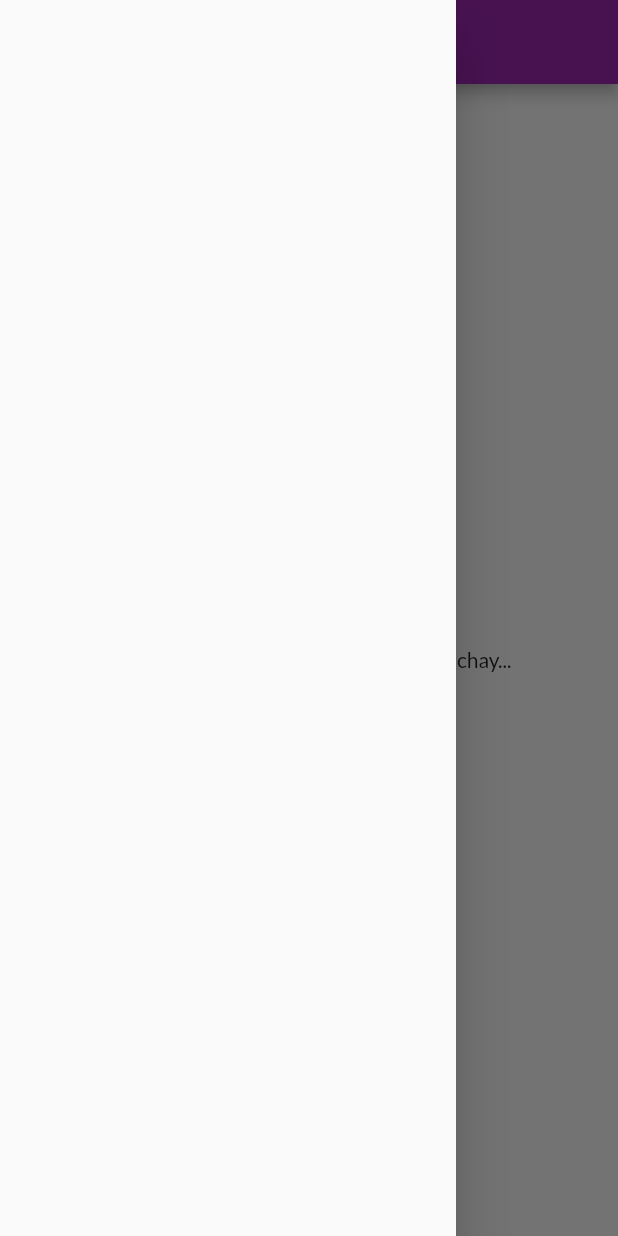
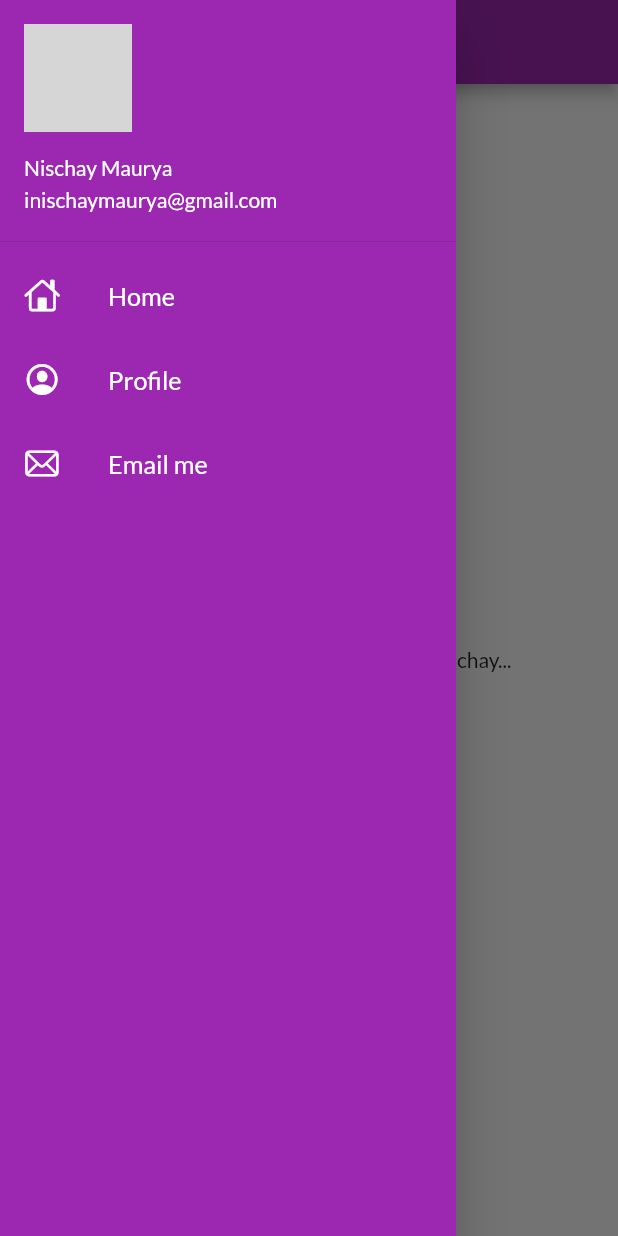
Before and after one commit to inischay/Flutter, a Flutter app: the HomePage screen opened by its route, with the side drawer open, on a phone screen of 412 x 824 dp. Run offline on Flutter 3.47's test engine with Material 2 defaults, Android fonts, the phone set to English and light mode, and no system bars; our stand-ins replace google_fonts; network calls fail; grey boxes are pictures that could not be loaded.

Commit message:
day8 completed

```diff
--- a/lib/main.dart
+++ b/lib/main.dart
@@ -19,7 +19,7 @@ class Myapp extends StatelessWidget {
       primarySwatch: Colors.purple,
       fontFamily: GoogleFonts.lato().fontFamily,
       ),
-    // debugShowCheckedModeBanner: false, //for debug banner...
+    debugShowCheckedModeBanner: false, //for debug banner...
       darkTheme: ThemeData(
         brightness: Brightness.dark,
       ),
--- a/lib/pages/home_page.dart
+++ b/lib/pages/home_page.dart
@@ -1,4 +1,6 @@
 import 'package:flutter/material.dart';
+
+import '../widgets/drawer.dart';
 
 class HomePage extends StatelessWidget {
   const HomePage({Key? key}) : super(key: key);
@@ -16,7 +18,7 @@ class HomePage extends StatelessWidget {
         child: Text("Welcome To $days Days Of Flutter By $name..."),
       ),
 
-      drawer: Drawer(),
+      drawer: MyDrawer(),
     );
   }
 }
--- /dev/null
+++ b/lib/widgets/drawer.dart
@@ -0,0 +1,73 @@
+import 'package:flutter/cupertino.dart';
+import 'package:flutter/material.dart';
+
+
+class MyDrawer extends StatelessWidget {
+  const MyDrawer({Key? key}) : super(key: key);
+
+
+
+  @override
+  Widget build(BuildContext context) {
+    // ignore: prefer_const_declarations
+    final imageUrl = "https://images.pexels.com/photos/1172253/pexels-photo-1172253.jpeg?auto=compress&cs=tinysrgb&dpr=1&w=500";
+    return Drawer(
+      child: Container(
+        color: Colors.purple,
+        child: ListView(
+          padding: EdgeInsets.zero,
+          children: [
+            DrawerHeader(
+              padding: EdgeInsets.zero,
+              child: UserAccountsDrawerHeader(
+                margin: EdgeInsets.zero,
+                accountName: Text("Nischay Maurya"),
+                accountEmail: Text("inischaymaurya@gmail.com"),
+                // currentAccountPicture: Image.network(imageUrl),
+                currentAccountPicture: CircleAvatar(
+                  backgroundImage: NetworkImage(imageUrl),
+                ),
+              ),
+            ),
+            ListTile(
+              leading: Icon(
+                CupertinoIcons.home,
+               color: Colors.white
+               ),
+               title: Text(
+                "Home",
+                textScaleFactor: 1.2,
+               style:TextStyle(
+                  color: Colors.white),
+            )
+            ),
+            ListTile(
+              leading: Icon(
+                CupertinoIcons.profile_circled,
+               color: Colors.white
+               ),
+               title: Text(
+                "Profile",
+                textScaleFactor: 1.2,
+               style:TextStyle(
+                  color: Colors.white),
+            )
+            ),
+            ListTile(
+              leading: Icon(
+                CupertinoIcons.mail,
+               color: Colors.white
+               ),
+               title: Text(
+                "Email me",
+                textScaleFactor: 1.2,
+               style:TextStyle(
+                  color: Colors.white),
+            )
+            )
+          ],
+        ),
+      ),
+    );
+  }
+}
```
Also changed, not shown: lib/pages/login_page.dart (+54 -17 lines), assets/images/hey.png (added).
